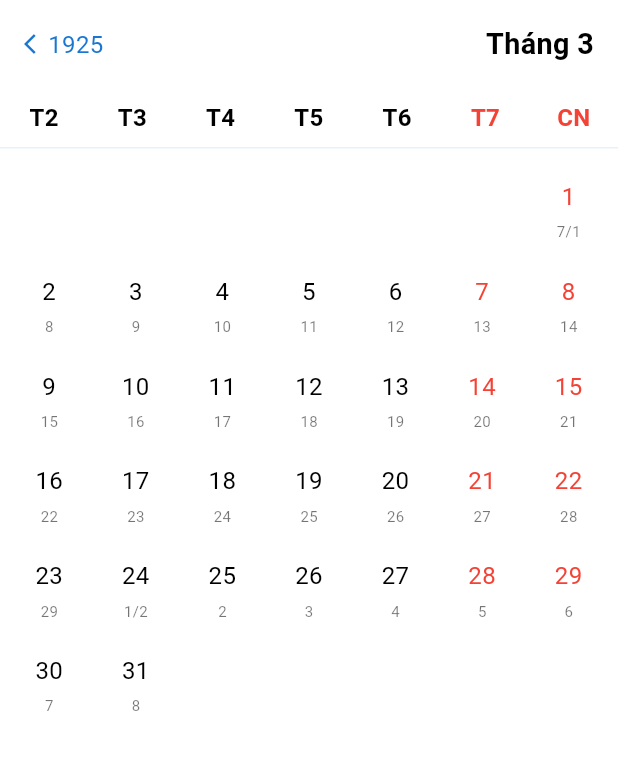
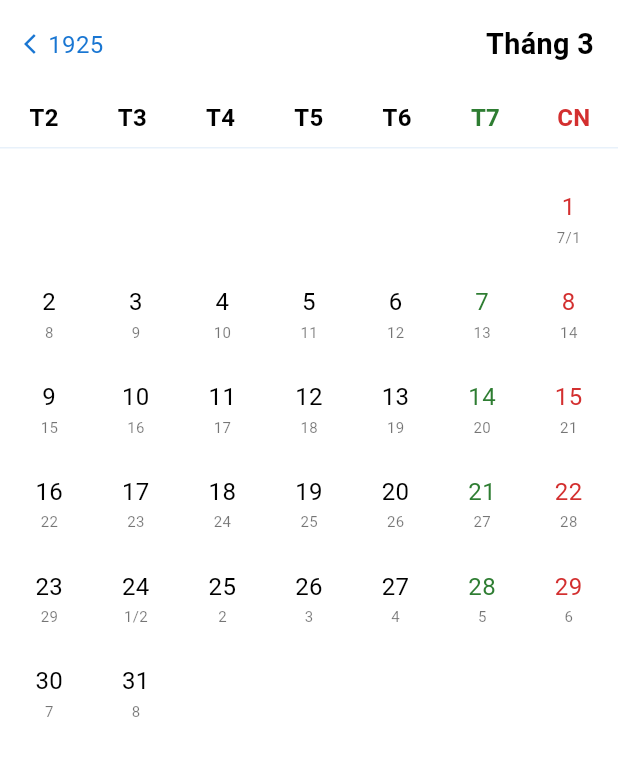
Before and after one commit to nxhiep/lunar_calendar, a Flutter app: the screen it shows after launch, scrolled down 576 dp, on a phone screen of 412 x 824 dp, the part 84-860 px from its top. Run offline on Flutter 3.47's test engine with Material 3 defaults, Android fonts, the phone set to English and light mode, and no system bars; our stand-ins replace shared_preferences.

Commit message:
fix show event

```diff
--- a/lib/src/theme/lunar_calendar_theme.dart
+++ b/lib/src/theme/lunar_calendar_theme.dart
@@ -29,8 +29,11 @@ class LunarCalendarTheme {
   /// Màu text ngày hôm nay
   final Color todayTextColor;
 
-  /// Màu ngày cuối tuần
-  final Color weekendColor;
+  /// Màu ngày chủ nhật
+  final Color sundayColor;
+
+  /// Màu ngày thứ bảy
+  final Color saturdayColor;
 
   /// Màu ngày ngoài tháng hiện tại
   final Color outsideDayColor;
@@ -69,7 +72,8 @@ class LunarCalendarTheme {
     this.selectedDaySubtextColor = Colors.black54,
     this.todayColor = const Color(0x331976D2),
     this.todayTextColor = const Color(0xFF1976D2),
-    this.weekendColor = Colors.red,
+    this.sundayColor = const Color(0xFFD32F2F),
+    this.saturdayColor = const Color(0xFF2E7D32),
     this.outsideDayColor = Colors.black38,
     this.goodDayColor = Colors.green,
     this.badDayColor = Colors.red,
@@ -91,7 +95,8 @@ class LunarCalendarTheme {
     selectedDaySubtextColor: Colors.white70,
     todayColor: Colors.transparent,
     todayTextColor: Colors.orange,
-    weekendColor: Colors.red,
+    sundayColor: Color(0xFFEF5350),
+    saturdayColor: Color(0xFF81C784),
     outsideDayColor: Colors.white38,
     goodDayColor: Colors.orange,
     badDayColor: Colors.red,
@@ -113,7 +118,8 @@ class LunarCalendarTheme {
     Color? selectedDaySubtextColor,
     Color? todayColor,
     Color? todayTextColor,
-    Color? weekendColor,
+    Color? sundayColor,
+    Color? saturdayColor,
     Color? outsideDayColor,
     Color? goodDayColor,
     Color? badDayColor,
@@ -135,7 +141,8 @@ class LunarCalendarTheme {
           selectedDaySubtextColor ?? this.selectedDaySubtextColor,
       todayColor: todayColor ?? this.todayColor,
       todayTextColor: todayTextColor ?? this.todayTextColor,
-      weekendColor: weekendColor ?? this.weekendColor,
+      sundayColor: sundayColor ?? this.sundayColor,
+      saturdayColor: saturdayColor ?? this.saturdayColor,
       outsideDayColor: outsideDayColor ?? this.outsideDayColor,
       goodDayColor: goodDayColor ?? this.goodDayColor,
       badDayColor: badDayColor ?? this.badDayColor,
@@ -167,7 +174,8 @@ class LunarCalendarTheme {
         other.selectedDaySubtextColor == selectedDaySubtextColor &&
         other.todayColor == todayColor &&
         other.todayTextColor == todayTextColor &&
-        other.weekendColor == weekendColor &&
+        other.sundayColor == sundayColor &&
+        other.saturdayColor == saturdayColor &&
         other.outsideDayColor == outsideDayColor &&
         other.goodDayColor == goodDayColor &&
         other.badDayColor == badDayColor &&
@@ -191,7 +199,8 @@ class LunarCalendarTheme {
       selectedDaySubtextColor,
       todayColor,
       todayTextColor,
-      weekendColor,
+      sundayColor,
+      saturdayColor,
       outsideDayColor,
       goodDayColor,
       badDayColor,
--- a/lib/src/widgets/day_cell.dart
+++ b/lib/src/widgets/day_cell.dart
@@ -56,7 +56,6 @@ class DayCell extends StatelessWidget {
     final isSelected =
         selectedDate != null && DateUtils.isSameDay(date, selectedDate);
     final isToday = DateUtils.isToday(date);
-    final isWeekend = DateUtils.isWeekend(date);
     final isGoodDay = LunarUtils.isGoodDay(date);
 
     if (!isCurrentMonth && !theme.showOutsideDays) {
@@ -73,37 +72,35 @@ class DayCell extends StatelessWidget {
       child: Container(
         padding: theme.cellPadding,
         child: Stack(
-          alignment: Alignment.center,
           children: [
-            Column(
+            Center(
+              child: Column(
                 mainAxisAlignment: MainAxisAlignment.center,
                 children: [
                   Container(
-                  width: 28,
-                  height: 28,
+                    width: theme.fontSize + 10,
+                    height: theme.fontSize + 10,
+                    alignment: Alignment.center,
                     decoration: BoxDecoration(
                       color: isSelected ? theme.selectedDayColor : null,
                       shape: BoxShape.circle,
                       border: isToday
                           ? Border.all(
-                            color: theme.todayTextColor,
+                              color: theme.todayColor,
                               width: 1,
                             )
                           : null,
                     ),
-                  child: Center(
                     child: Text(
                       date.day.toString(),
                       textAlign: TextAlign.center,
                       style: TextStyle(
-                        color: _getTextColor(isSelected, isToday, isWeekend),
+                        color: _getTextColor(isSelected, isToday, date),
                         fontSize: theme.fontSize,
                         fontWeight: isSelected ? FontWeight.bold : null,
                       ),
                     ),
                   ),
-                ),
-                const SizedBox(height: 2),
                   Text(
                     shouldShowMonth
                         ? '${lunarDate.day}/${lunarDate.month}'
@@ -115,18 +112,16 @@ class DayCell extends StatelessWidget {
                   ),
                 ],
               ),
-
-            // Chỉ báo sự kiện
+            ),
             if (events.isNotEmpty)
               Positioned(
-                bottom: theme.subtextFontSize + (isSelected ? 3 : 6),
+                right: 4,
+                top: 4,
                 child: Container(
                   width: 4,
                   height: 4,
                   decoration: BoxDecoration(
-                    color: !isCurrentMonth
-                        ? theme.eventColor.withOpacity(0.5)
-                        : theme.eventColor,
+                    color: theme.eventColor,
                     shape: BoxShape.circle,
                   ),
                 ),
@@ -137,11 +132,12 @@ class DayCell extends StatelessWidget {
     );
   }
 
-  Color _getTextColor(bool isSelected, bool isToday, bool isWeekend) {
+  Color _getTextColor(bool isSelected, bool isToday, DateTime date) {
     if (!isCurrentMonth) return theme.outsideDayColor;
     if (isSelected) return theme.selectedDayTextColor;
-    if (isWeekend) return theme.weekendColor;
     if (isToday) return theme.todayTextColor;
+    if (date.weekday == 7) return theme.sundayColor;
+    if (date.weekday == 6) return theme.saturdayColor;
     return theme.textColor;
   }
 
--- a/lib/src/widgets/lunar_calendar.dart
+++ b/lib/src/widgets/lunar_calendar.dart
@@ -82,13 +82,16 @@ class _LunarCalendarState extends State<LunarCalendar> {
     );
   }
 
-  List<LunarEvent> _getEventsForMonth(DateTime month) {
+  List<LunarEvent> _getEventsForDate() {
     return widget.events.where((event) {
       if (event.solarDate != null) {
-        return event.solarDate!.year == month.year &&
-            event.solarDate!.month == month.month;
+        return event.solarDate!.year == _selectedDate.year &&
+            event.solarDate!.month == _selectedDate.month &&
+            event.solarDate!.day == _selectedDate.day &&
+            event.solarDate!.year == _displayedMonth.year &&
+            event.solarDate!.month == _displayedMonth.month;
       }
-      // Handle lunar date events if needed
+
       return false;
     }).toList();
   }
@@ -187,9 +190,11 @@ class _LunarCalendarState extends State<LunarCalendar> {
                 localization: localization,
               ),
               style: TextStyle(
-                color: DateUtils.isWeekend(date)
-                    ? theme.weekendColor
-                    : theme.textColor,
+                color: date.weekday == 7
+                    ? theme.sundayColor
+                    : date.weekday == 6
+                        ? theme.saturdayColor
+                        : theme.textColor,
                 fontSize: theme.fontSize,
                 fontWeight: FontWeight.bold,
               ),
@@ -308,7 +313,7 @@ class _LunarCalendarState extends State<LunarCalendar> {
     LunarCalendarTheme theme,
     LunarCalendarLocalization localization,
   ) {
-    final monthEvents = _getEventsForMonth(_displayedMonth);
+    final monthEvents = _getEventsForDate();
     if (monthEvents.isEmpty) return [];
 
     return [
```
Lines whose indentation alone changed are shown as unchanged.
